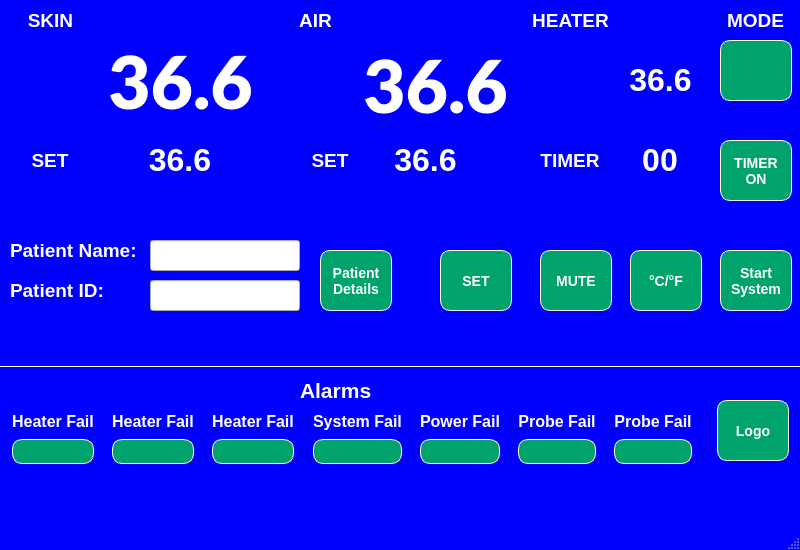
Old version of the form mainwindow.ui in the repository eurosa/Rasberry5InchDisplay.
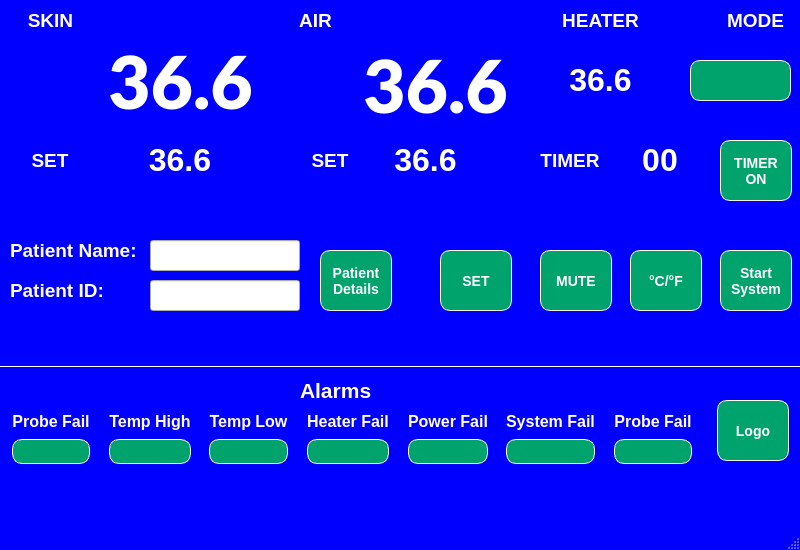
New version of the form. Icons and pictures are not drawn.

Patch:
```diff
--- a/mainwindow.ui
+++ b/mainwindow.ui
@@ -35,24 +35,12 @@
    <widget class="QToolButton" name="tempDownToolBtn2_10">
     <property name="geometry">
      <rect>
-      <x>720</x>
-      <y>40</y>
-      <width>72</width>
-      <height>61</height>
+      <x>690</x>
+      <y>60</y>
+      <width>101</width>
+      <height>41</height>
      </rect>
     </property>
-    <property name="minimumSize">
-     <size>
-      <width>72</width>
-      <height>61</height>
-     </size>
-    </property>
-    <property name="maximumSize">
-     <size>
-      <width>74</width>
-      <height>61</height>
-     </size>
-    </property>
     <property name="styleSheet">
      <string notr="true">QToolButton{
     border-style: outset;
@@ -65,10 +53,7 @@
     background-color: #00A36C ;
     color:#FFFFFF;
 }
-QToolButton:pressed {
-    background-color: gray;
-    border-style: inset;
-}</string>
+ </string>
     </property>
     <property name="text">
      <string/>
@@ -798,7 +783,7 @@
    <widget class="QLabel" name="setTitleLabel4_2">
     <property name="geometry">
      <rect>
-      <x>520</x>
+      <x>550</x>
       <y>10</y>
       <width>101</width>
       <height>20</height>
@@ -840,7 +825,7 @@
    <widget class="QLabel" name="tempLabel4_2">
     <property name="geometry">
      <rect>
-      <x>620</x>
+      <x>560</x>
       <y>60</y>
       <width>81</width>
       <height>40</height>
@@ -1268,7 +1253,7 @@
 }</string>
          </property>
          <property name="text">
-          <string>Heater Fail</string>
+          <string>Probe Fail</string>
          </property>
          <property name="alignment">
           <set>Qt::AlignCenter</set>
@@ -1351,7 +1336,7 @@
 }</string>
          </property>
          <property name="text">
-          <string>Heater Fail</string>
+          <string>Temp High</string>
          </property>
          <property name="alignment">
           <set>Qt::AlignCenter</set>
@@ -1434,7 +1419,7 @@
 }</string>
          </property>
          <property name="text">
-          <string>Heater Fail</string>
+          <string>Temp Low</string>
          </property>
          <property name="alignment">
           <set>Qt::AlignCenter</set>
@@ -1517,7 +1502,7 @@
 }</string>
          </property>
          <property name="text">
-          <string>System Fail</string>
+          <string>Heater Fail</string>
          </property>
          <property name="alignment">
           <set>Qt::AlignCenter</set>
@@ -1686,7 +1671,7 @@
 }</string>
          </property>
          <property name="text">
-          <string>Probe Fail</string>
+          <string>System Fail</string>
          </property>
          <property name="scaledContents">
           <bool>false</bool>
```
Left out of the diff: 36 changed lines with no effect on the pictures.
